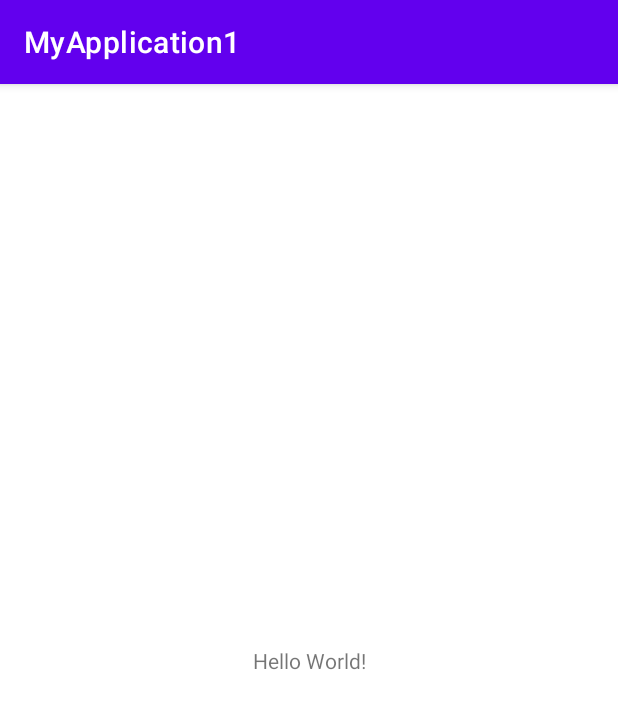
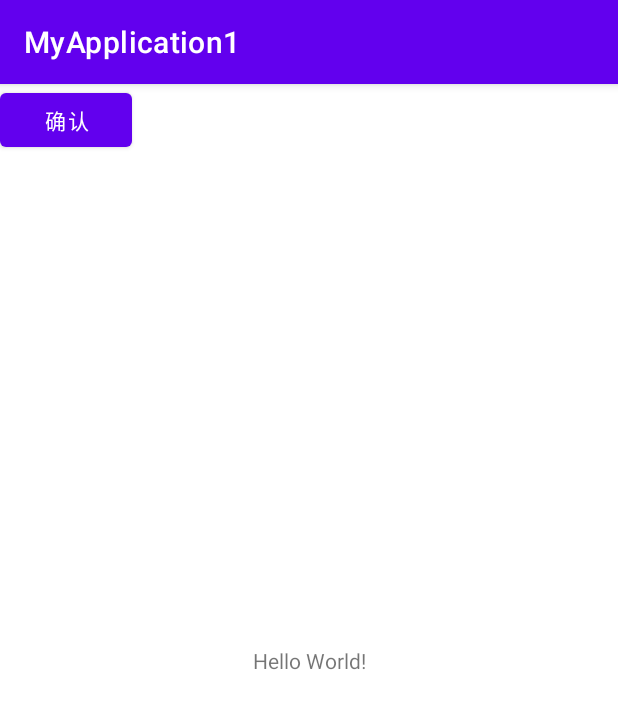
Before and after one commit to 2837979753/MyApplication, an Android app: the screen it shows after launch (MainActivity), on a phone screen of 412 x 824 dp. Shown: the top 709 px of the screen. Run offline under Robolectric (Android 15) with nearby library versions, the phone set to English and light mode, and no system bars.

Commit message:
第二次提交代码

```diff
--- a/app/src/main/res/layout/activity_main.xml
+++ b/app/src/main/res/layout/activity_main.xml
@@ -15,4 +15,12 @@
         app:layout_constraintRight_toRightOf="parent"
         app:layout_constraintTop_toTopOf="parent" />
 
+    <Button
+        android:id="@+id/button"
+        android:layout_width="wrap_content"
+        android:layout_height="wrap_content"
+        android:text="@string/button_name"
+        tools:layout_editor_absoluteX="168dp"
+        tools:layout_editor_absoluteY="516dp" />
+
 </androidx.constraintlayout.widget.ConstraintLayout>
--- a/app/src/main/res/values/strings.xml
+++ b/app/src/main/res/values/strings.xml
@@ -1,3 +1,4 @@
 <resources>
     <string name="app_name">MyApplication1</string>
+    <string name="button_name">确认</string>
 </resources>
```
